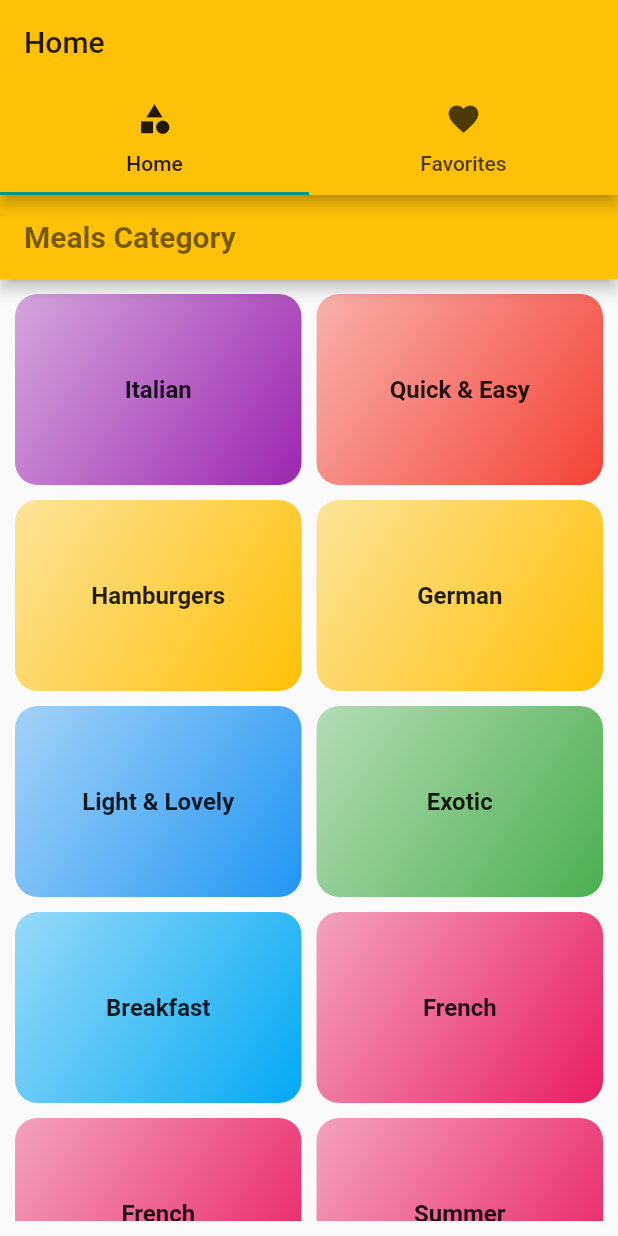
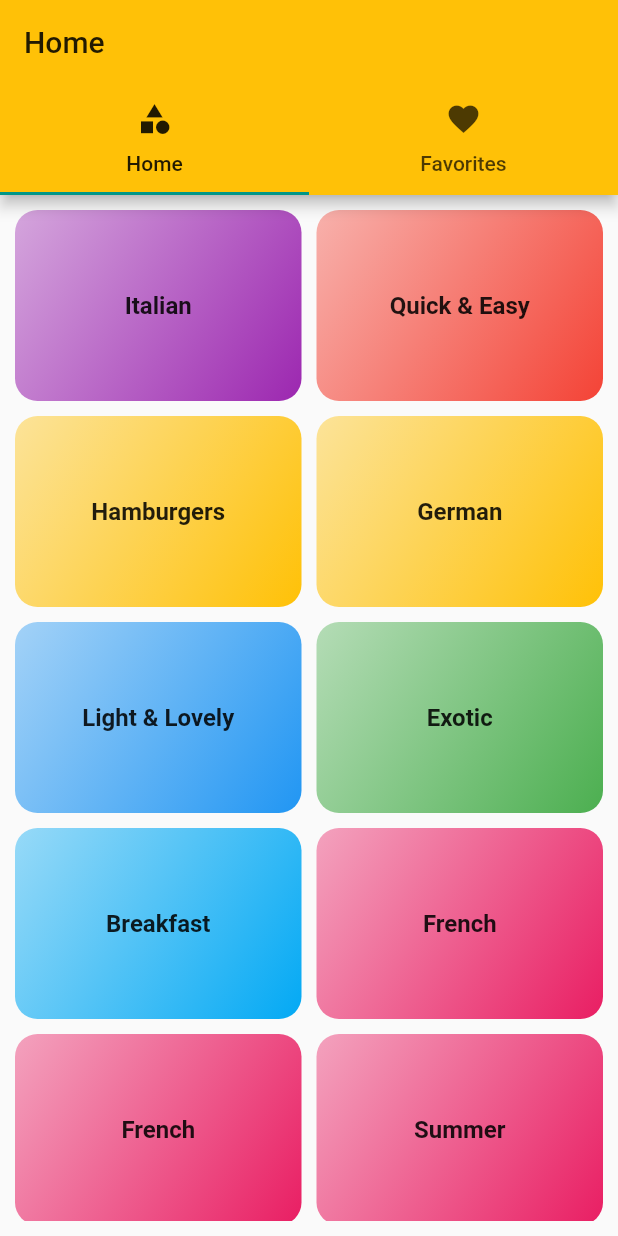
Before and after one commit to Mann05/meal-app-flutter, a Flutter app: the screen it shows after launch, on a phone screen of 412 x 824 dp. Run offline on Flutter 3.47's test engine with Material 2 defaults, Android fonts, the phone set to English and light mode, and no system bars.

Commit message:
remove the duplicate app bar in tabbar

```diff
--- a/lib/screens/categories.dart
+++ b/lib/screens/categories.dart
@@ -6,14 +6,7 @@ import '../widgets/category_item.dart';
 class CategoriesScreen extends StatelessWidget {
   @override
   Widget build(BuildContext context) {
-    return Scaffold(
-      appBar: AppBar(
-        title: Text(
-          'Meals Category',
-          style: Theme.of(context).textTheme.headline4,
-        ),
-      ),
-      body: Container(
+    return Container(
       margin: const EdgeInsets.all(10),
       child: GridView(
         children: dummy_Data.map((tx) => CategoryItem(tx)).toList(),
@@ -24,7 +17,6 @@ class CategoriesScreen extends StatelessWidget {
           mainAxisSpacing: 10,
         ),
       ),
-      ),
     );
   }
 }
```
Lines whose indentation alone changed are shown as unchanged.
